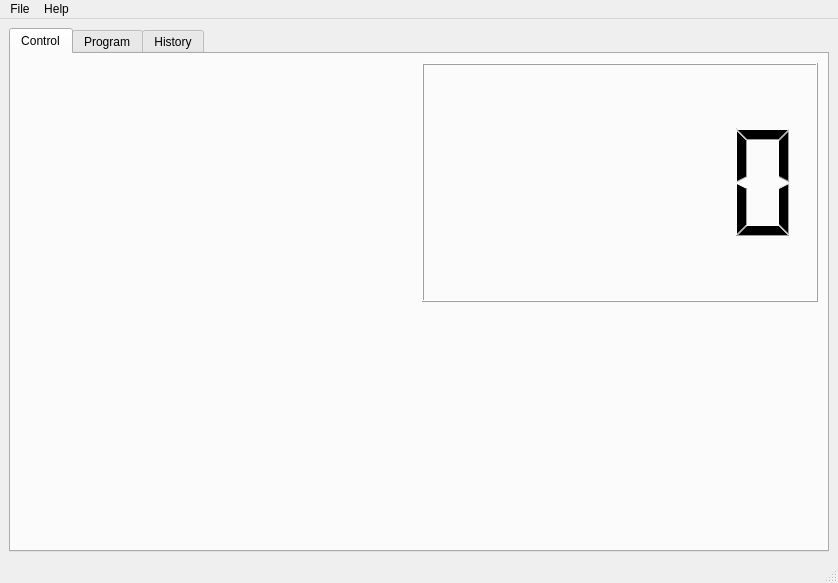
Before: the Qt Designer form forms/mainwindow.ui in crapp/labpowerqt, drawn with Qt 5.
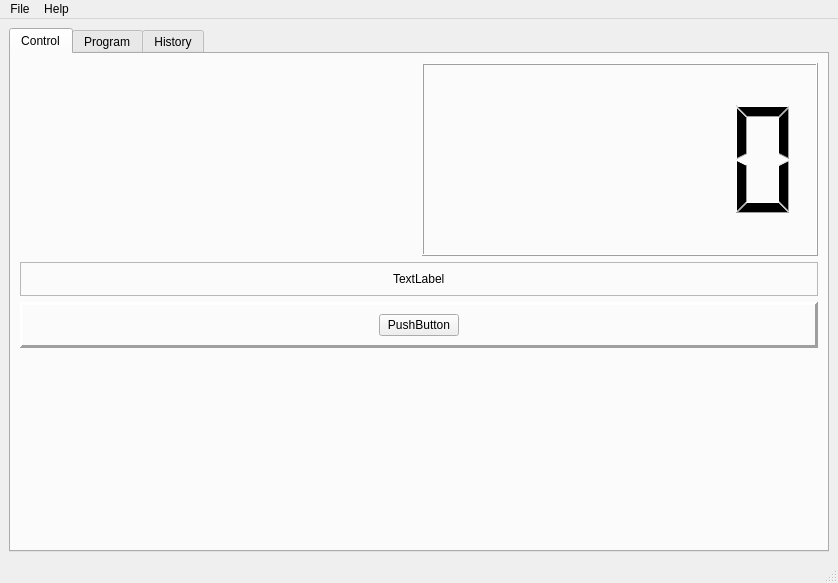
After: the same form once the commit is applied. Custom widgets are drawn as their Qt base class.

Commit message: Better settings page Device with Scrollarea and you may now choose the number of channels as well Added some missing copyright information There is a new class that implements Korad V2 SCPI (Standard Commands for Programmable Instruments) KoradSCPI. This class is used to communicate with Korad power supplies. It uses a new designed, threadsafe Queue (SerialQueue) and a thread. This way to gui should still be responsive. In the queue we store SerialCommand Objects that will be send via a signal to the application controller. The Controller will then update the model which will notify the view.

```diff
--- a/forms/mainwindow.ui
+++ b/forms/mainwindow.ui
@@ -17,8 +17,8 @@
    <locale language="English" country="UnitedStates"/>
   </property>
   <widget class="QWidget" name="centralwidget">
-   <layout class="QGridLayout" name="gridLayout">
-    <item row="0" column="0">
+   <layout class="QHBoxLayout" name="horizontalLayout">
+    <item>
      <widget class="QTabWidget" name="tabWidget">
       <property name="tabPosition">
        <enum>QTabWidget::North</enum>
@@ -40,20 +40,41 @@
         <string>Control</string>
        </attribute>
        <layout class="QGridLayout" name="gridLayout_2">
-        <item row="0" column="2">
-         <widget class="QLCDNumber" name="lcdNumber">
-          <property name="sizePolicy">
-           <sizepolicy hsizetype="Expanding" vsizetype="Expanding">
-            <horstretch>0</horstretch>
-            <verstretch>0</verstretch>
-           </sizepolicy>
+        <item row="2" column="0" colspan="2">
+         <widget class="QFrame" name="frame">
+          <property name="layoutDirection">
+           <enum>Qt::LeftToRight</enum>
           </property>
-          <property name="smallDecimalPoint">
-           <bool>true</bool>
+          <property name="frameShape">
+           <enum>QFrame::Panel</enum>
           </property>
+          <property name="frameShadow">
+           <enum>QFrame::Raised</enum>
+          </property>
+          <property name="lineWidth">
+           <number>3</number>
+          </property>
+          <property name="midLineWidth">
+           <number>0</number>
+          </property>
+          <layout class="QHBoxLayout" name="horizontalLayout_2">
+           <item>
+            <widget class="QPushButton" name="pushButton_2">
+             <property name="sizePolicy">
+              <sizepolicy hsizetype="Fixed" vsizetype="Fixed">
+               <horstretch>0</horstretch>
+               <verstretch>0</verstretch>
+              </sizepolicy>
+             </property>
+             <property name="text">
+              <string>PushButton</string>
+             </property>
+            </widget>
+           </item>
+          </layout>
          </widget>
         </item>
-        <item row="1" column="1" colspan="2">
+        <item row="3" column="0" colspan="2">
          <spacer name="verticalSpacer">
           <property name="orientation">
            <enum>Qt::Vertical</enum>
@@ -66,7 +87,7 @@
           </property>
          </spacer>
         </item>
-        <item row="0" column="1">
+        <item row="0" column="0">
          <widget class="QwtKnob" name="Knob">
           <property name="sizePolicy">
            <sizepolicy hsizetype="Expanding" vsizetype="Expanding">
@@ -109,6 +130,56 @@
           </property>
          </widget>
         </item>
+        <item row="0" column="1">
+         <widget class="QLCDNumber" name="lcdNumber">
+          <property name="sizePolicy">
+           <sizepolicy hsizetype="Expanding" vsizetype="Expanding">
+            <horstretch>0</horstretch>
+            <verstretch>0</verstretch>
+           </sizepolicy>
+          </property>
+          <property name="smallDecimalPoint">
+           <bool>true</bool>
+          </property>
+         </widget>
+        </item>
+        <item row="1" column="0" colspan="2">
+         <widget class="QFrame" name="frame_2">
+          <property name="sizePolicy">
+           <sizepolicy hsizetype="Preferred" vsizetype="Preferred">
+            <horstretch>0</horstretch>
+            <verstretch>0</verstretch>
+           </sizepolicy>
+          </property>
+          <property name="maximumSize">
+           <size>
+            <width>16777215</width>
+            <height>16777215</height>
+           </size>
+          </property>
+          <property name="frameShape">
+           <enum>QFrame::StyledPanel</enum>
+          </property>
+          <property name="frameShadow">
+           <enum>QFrame::Raised</enum>
+          </property>
+          <layout class="QHBoxLayout" name="horizontalLayout_3">
+           <item>
+            <widget class="QLabel" name="label">
+             <property name="sizePolicy">
+              <sizepolicy hsizetype="Fixed" vsizetype="Preferred">
+               <horstretch>0</horstretch>
+               <verstretch>0</verstretch>
+              </sizepolicy>
+             </property>
+             <property name="text">
+              <string>TextLabel</string>
+             </property>
+            </widget>
+           </item>
+          </layout>
+         </widget>
+        </item>
        </layout>
       </widget>
       <widget class="QWidget" name="tabProgram">
```
The commit also changes 15 other files.
